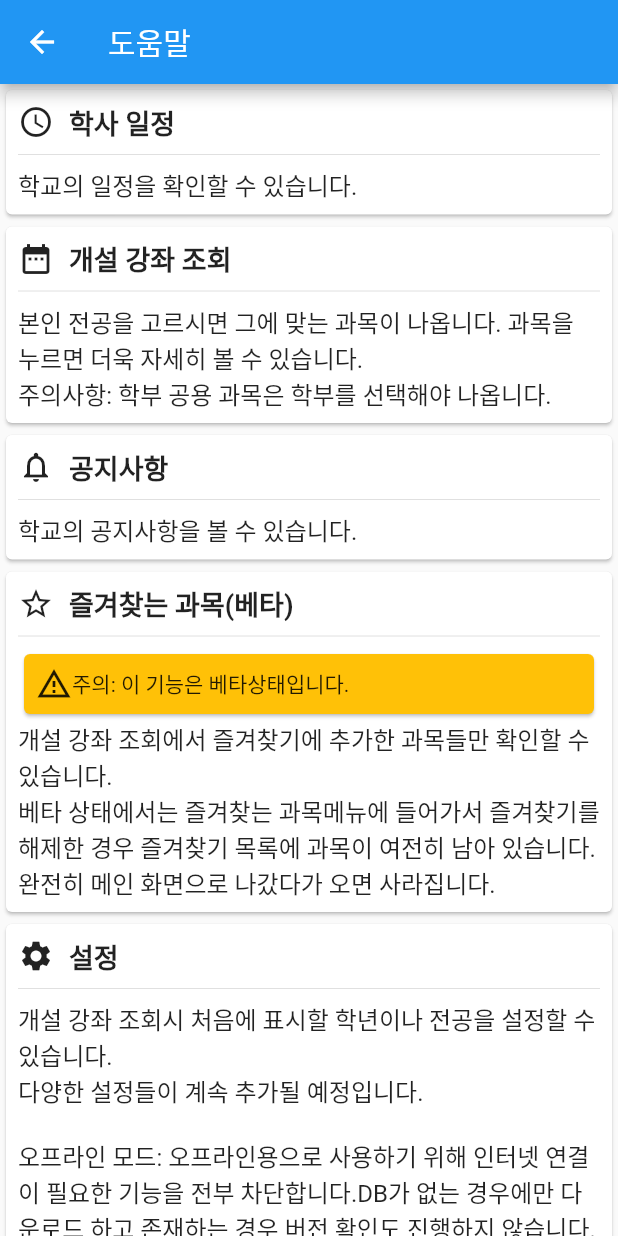
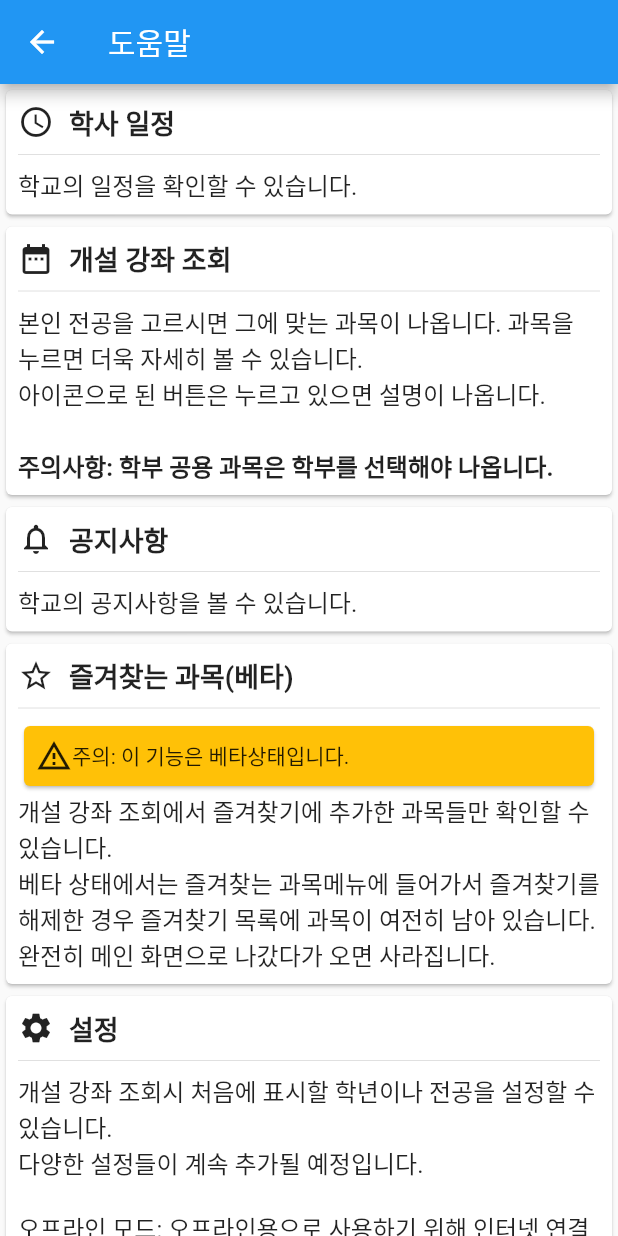
Before and after one commit to sun30812/suwon_mate, a Flutter app: the screen it shows after launch, after a tap on "도움말", on a phone screen of 412 x 824 dp. Run offline on Flutter 3.47's test engine with Material 2 defaults, Android fonts, the phone set to English and light mode, and no system bars; our stand-ins replace firebase_core, firebase_database, shared_preferences; accounts and stored records are empty; network calls fail.

Commit message:
문제 해결 및 기능 추가 * 일부 상황에서의 잘못된 메세지를 출력하는 문제 해결 * 특정 강의자가 가르치는 수업을 출력하는 기능 추가 * Dart의 명명규칙에 맞게 파일 이름 수정

```diff
--- a/lib/Settings.dart
+++ b/lib/Settings.dart
@@ -2,7 +2,7 @@ import 'dart:convert';
 
 import 'package:flutter/material.dart';
 import 'package:shared_preferences/shared_preferences.dart';
-import 'package:suwon_mate/styleWidget.dart';
+import 'package:suwon_mate/style_widget.dart';
 
 class SettingPage extends StatefulWidget {
   const SettingPage({Key? key}) : super(key: key);
--- a/lib/help.dart
+++ b/lib/help.dart
@@ -1,5 +1,5 @@
 import 'package:flutter/material.dart';
-import 'styleWidget.dart';
+import 'style_widget.dart';
 
 class HelpPage extends StatelessWidget {
   const HelpPage({Key? key}) : super(key: key);
@@ -22,10 +22,20 @@ class HelpPage extends StatelessWidget {
           CardInfo(
               icon: Icons.date_range,
               title: '개설 강좌 조회',
-              detail: const Text(
-                '본인 전공을 고르시면 그에 맞는 과목이 나옵니다. 과목을 누르면 더욱 자세히 볼 수 있습니다.\n'
-                '주의사항: 학부 공용 과목은 학부를 선택해야 나옵니다.',
-                style: TextStyle(fontSize: 16.0),
+              detail: Column(
+                crossAxisAlignment: CrossAxisAlignment.start,
+                children: const [
+                  Text(
+                    '본인 전공을 고르시면 그에 맞는 과목이 나옵니다. 과목을 누르면 더욱 자세히 볼 수 있습니다.\n'
+                    '아이콘으로 된 버튼은 누르고 있으면 설명이 나옵니다.\n',
+                    style: TextStyle(fontSize: 16.0),
+                  ),
+                  Text(
+                    '주의사항: 학부 공용 과목은 학부를 선택해야 나옵니다.',
+                    style:
+                        TextStyle(fontSize: 16.0, fontWeight: FontWeight.bold),
+                  )
+                ],
               )),
           CardInfo(
               icon: Icons.notifications_none,
--- a/lib/Information.dart
+++ b/lib/info.dart
@@ -1,7 +1,7 @@
 import 'package:flutter/material.dart';
 import 'package:html/parser.dart';
 import 'package:http/http.dart' as http;
-import 'styleWidget.dart';
+import 'style_widget.dart';
 import 'package:url_launcher/url_launcher.dart';
 
 class InfoPage extends StatelessWidget {
--- a/lib/main.dart
+++ b/lib/main.dart
@@ -2,16 +2,17 @@ import 'dart:convert';
 
 import 'package:firebase_core/firebase_core.dart';
 import 'package:shared_preferences/shared_preferences.dart';
-import 'package:suwon_mate/Settings.dart';
-import 'package:suwon_mate/favoriteSubject.dart';
+import 'package:suwon_mate/settings.dart';
+import 'package:suwon_mate/favorite_subject.dart';
 import 'package:suwon_mate/help.dart';
-import 'OpenClassInfo.dart';
+import 'package:suwon_mate/profesor_subjects.dart';
+import 'open_class_info.dart';
 import 'firebase_options.dart';
 import 'package:flutter/material.dart';
-import 'package:suwon_mate/Information.dart';
+import 'package:suwon_mate/info.dart';
 import 'package:suwon_mate/schedule.dart';
-import 'styleWidget.dart';
-import 'openClass.dart';
+import 'style_widget.dart';
+import 'open_class.dart';
 
 void main() async {
   WidgetsFlutterBinding.ensureInitialized();
@@ -26,15 +27,16 @@ class App extends StatelessWidget {
   Widget build(BuildContext context) {
     return MaterialApp(
       title: '수원 메이트',
-      home: MainPage(),
+      home: const MainPage(),
       routes: {
-        '/schedule': (context) => SchedulePage(),
-        '/oclass': (context) => OpenClass(),
-        '/oclass/info': (context) => OpenClassInfo(),
-        '/info': (context) => InfoPage(),
-        '/favorite': (context) => FavoriteSubjectPage(),
-        '/settings': (context) => SettingPage(),
-        '/help': (context) => HelpPage()
+        '/schedule': (context) => const SchedulePage(),
+        '/oclass': (context) => const OpenClass(),
+        '/oclass/info': (context) => const OpenClassInfo(),
+        '/professor': (context) => ProfessorSubjectsPage(),
+        '/info': (context) => const InfoPage(),
+        '/favorite': (context) => const FavoriteSubjectPage(),
+        '/settings': (context) => const SettingPage(),
+        '/help': (context) => const HelpPage()
       },
     );
   }
@@ -60,7 +62,7 @@ class MainPage extends StatelessWidget {
             if (!snapshot.hasData) {
               return Container();
             } else if (snapshot.hasError) {
-              return Text('Error');
+              return const Text('Error');
             } else {
               return MainMenu(preferences: snapshot.data as SharedPreferences);
             }
--- a/lib/openClass.dart
+++ b/lib/open_class.dart
@@ -1,9 +1,8 @@
 import 'dart:convert';
-import 'dart:developer';
 import 'package:flutter/material.dart';
 import 'package:firebase_database/firebase_database.dart';
 import 'package:shared_preferences/shared_preferences.dart';
-import 'package:suwon_mate/styleWidget.dart';
+import 'package:suwon_mate/style_widget.dart';
 
 class OpenClass extends StatefulWidget {
   const OpenClass({Key? key}) : super(key: key);
@@ -37,7 +36,6 @@ class _OpenClassState extends State<OpenClass> {
       }
     }
     if ((_pref.containsKey('db_ver')) && _offline) {
-      log('offline');
       isSaved = true;
       return _pref.getString('class');
     }
--- a/lib/styleWidget.dart
+++ b/lib/style_widget.dart
@@ -69,18 +69,21 @@ class ClassDetailInfoCard extends StatelessWidget {
                   Row(
                     mainAxisAlignment: MainAxisAlignment.spaceBetween,
                     children: [
-                      Text('과목 코드: $subjectCode', style: const TextStyle(fontSize: 17.0)),
+                      Text('과목 코드: $subjectCode',
+                          style: const TextStyle(fontSize: 17.0)),
                       IconButton(
                           tooltip: '과목 코드 복사',
                           onPressed: () {
                             Clipboard.setData(ClipboardData(text: subjectCode))
                                 .then((value) => {
-                              ScaffoldMessenger.of(context).showSnackBar(
-                                SnackBar(content: Text('과목 코드가 복사되었습니다.'),
-                                  duration: Duration(seconds: 1),)
-                              )
+                                      ScaffoldMessenger.of(context)
+                                          .showSnackBar(const SnackBar(
+                                        content: Text('과목 코드가 복사되었습니다.'),
+                                        duration: Duration(seconds: 1),
+                                      ))
                                     });
-                      }, icon: Icon(Icons.copy)),
+                          },
+                          icon: const Icon(Icons.copy)),
                     ],
                   ),
                   Text(
@@ -92,9 +95,33 @@ class ClassDetailInfoCard extends StatelessWidget {
           CardInfo(
               icon: Icons.work_outline,
               title: '강의자 정보',
-              detail: Text(
-                '성별: $sex\n성함: $hostName\n직책: $hostGrade',
+              detail: Column(
+                crossAxisAlignment: CrossAxisAlignment.start,
+                children: [
+                  Text(
+                    '성별: $sex',
                     style: const TextStyle(fontSize: 17.0),
+                  ),
+                  Row(
+                    mainAxisAlignment: MainAxisAlignment.spaceBetween,
+                    children: [
+                      Text(
+                        '성함: $hostName',
+                        style: const TextStyle(fontSize: 17.0),
+                      ),
+                      IconButton(
+                        onPressed: () => Navigator.of(context)
+                            .pushNamed('/professor', arguments: hostName),
+                        icon: const Icon(Icons.search),
+                        tooltip: '해당 강의자가 강의하는 모든 과목을 검색합니다.',
+                      )
+                    ],
+                  ),
+                  Text(
+                    '나이: $hostGrade',
+                    style: const TextStyle(fontSize: 17.0),
+                  ),
+                ],
               )),
           CardInfo(
               icon: Icons.school_outlined,
@@ -199,19 +226,19 @@ class CardInfo extends StatelessWidget {
         detail = detail,
         super(key: key);
 
-  static Widget Simplified({required String title, String? subTitle, required Widget content}) {
+  static Widget Simplified(
+      {required String title, String? subTitle, required Widget content}) {
     Widget SubTitle(String? text) {
       if (text != null) {
         return Text(
           text,
-          style: const TextStyle(
-              fontSize: 15.0,
-              fontWeight: FontWeight.bold),
+          style: const TextStyle(fontSize: 15.0, fontWeight: FontWeight.bold),
         );
       } else {
         return Container();
       }
     }
+
     return Card(
       child: Padding(
         padding: const EdgeInsets.all(8.0),
@@ -243,14 +270,15 @@ class CardInfo extends StatelessWidget {
             Row(
               children: [
                 Icon(icon),
-                Padding(padding: EdgeInsets.only(right: 10.0)),
+                const Padding(padding: EdgeInsets.only(right: 10.0)),
                 Text(
                   title,
-                  style: TextStyle(fontWeight: FontWeight.bold, fontSize: 18.0),
+                  style: const TextStyle(
+                      fontWeight: FontWeight.bold, fontSize: 18.0),
                 ),
               ],
             ),
-            Divider(),
+            const Divider(),
             detail
           ],
         ),
```
Also changed, not shown: lib/OpenClassInfo.dart (deleted, +0 -123 lines), lib/favorite_subject.dart (renamed from lib/favoriteSubject.dart, +13 -8 lines), lib/open_class_info.dart (added, +149 -0 lines), lib/profesor_subjects.dart (added, +117 -0 lines), lib/schedule.dart (+5 -6 lines), 1 other file. Lines whose indentation alone changed are shown as unchanged.
